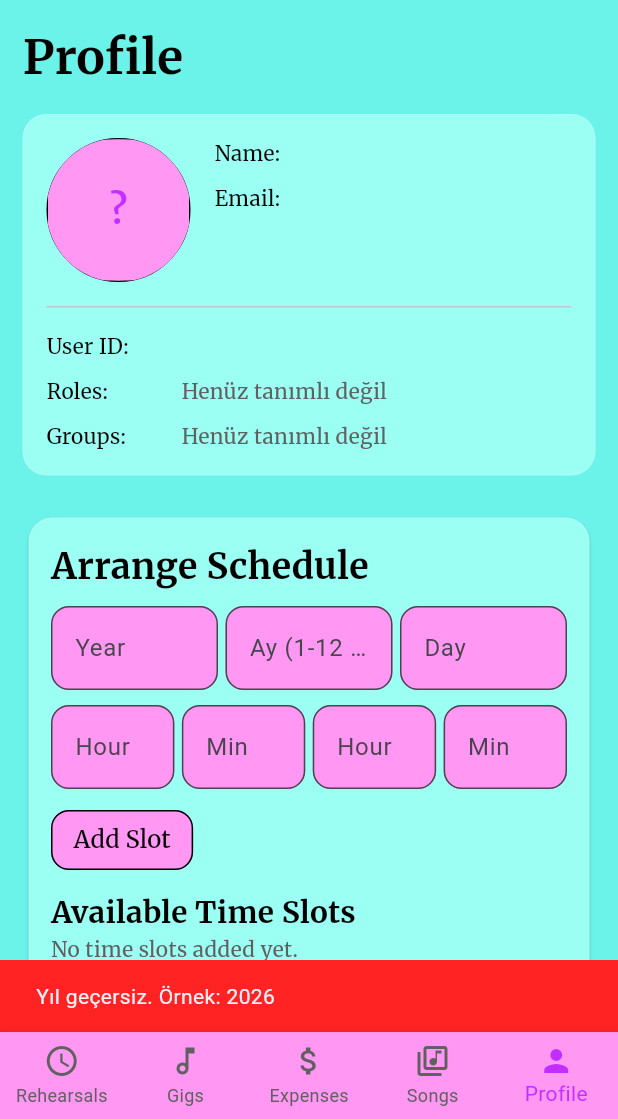
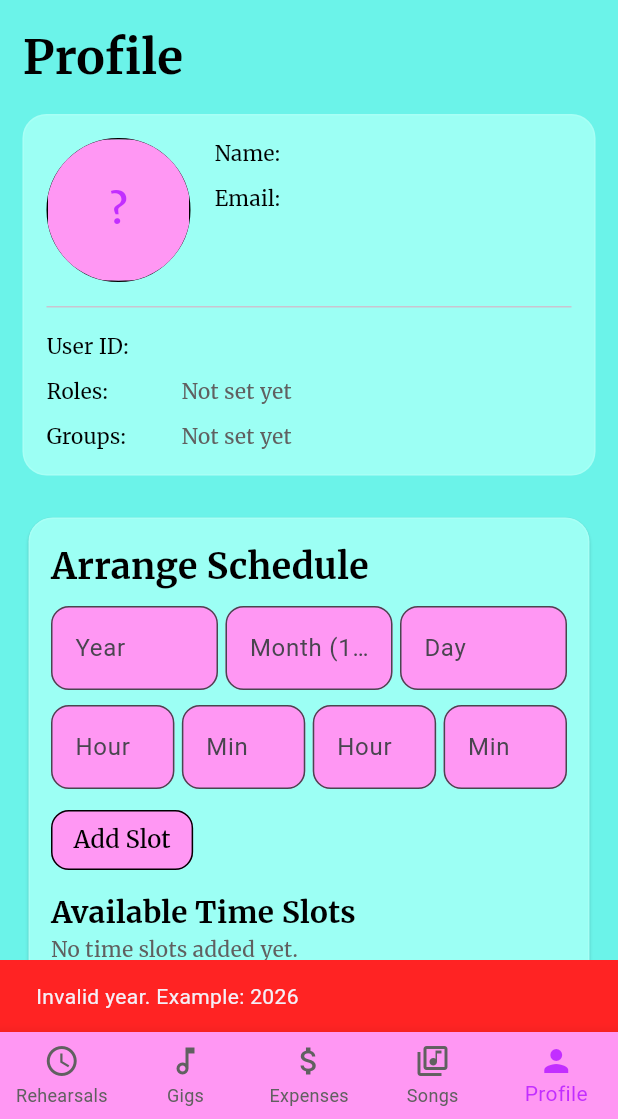
Before and after one commit to boraburgazlioglu/CS310_Group01, a Flutter app: the screen it shows once a user with an empty profile is signed in, item 5 of the bottom bar chosen, after a tap on "Add Slot", on a phone screen of 412 x 824 dp, the part 117-1236 px from its top. Run offline on Flutter 3.47's test engine with Material 3 defaults, Android fonts, the phone set to English and light mode, and no system bars; our stand-ins replace cloud_firestore, firebase_auth, firebase_core, shared_preferences; accounts and stored records are empty; network calls fail.

Commit message:
Profile UI: English for Roles/Groups placeholder, month hint, and slot errors

```diff
--- a/lib/screens/profile_page.dart
+++ b/lib/screens/profile_page.dart
@@ -236,24 +236,24 @@ class _ProfilePageState extends State<ProfilePage> {
     final endMinute = _parseWholeNumber(_endMinuteController.text);
 
     if (year == null) {
-      _showError('Yıl geçersiz. Örnek: 2026');
+      _showError('Invalid year. Example: 2026');
       return;
     }
     if (month == null) {
       _showError(
-          'Ay geçersiz. 1–12 sayı veya ay adı gir (örn. 5, January, Ocak).');
+          'Invalid month. Enter 1-12 or a month name (e.g. 5, January).');
       return;
     }
     if (day == null) {
-      _showError('Gün geçersiz. Örnek: 14');
+      _showError('Invalid day. Example: 14');
       return;
     }
     if (startHour == null || startMinute == null) {
-      _showError('Başlangıç saati/dakikası sayı olmalı (örn. 12 ve 0).');
+      _showError('Start hour and minute must be numbers (e.g. 12 and 0).');
       return;
     }
     if (endHour == null || endMinute == null) {
-      _showError('Bitiş saati/dakikası sayı olmalı (örn. 23 ve 0).');
+      _showError('End hour and minute must be numbers (e.g. 23 and 0).');
       return;
     }
 
@@ -267,7 +267,7 @@ class _ProfilePageState extends State<ProfilePage> {
 
     final uid = context.read<AuthProvider>().user?.uid;
     if (uid == null) {
-      _showError('Slot eklemek için giriş yapmalısın.');
+      _showError('You must be signed in to add a slot.');
       return;
     }
 
@@ -369,12 +369,12 @@ class _ProfilePageState extends State<ProfilePage> {
                     if (user?.uid != null) const SizedBox(height: 10),
                     _InfoRow(
                       label: 'Roles',
-                      value: 'Henüz tanımlı değil',
+                      value: 'Not set yet',
                     ),
                     const SizedBox(height: 10),
                     _InfoRow(
                       label: 'Groups',
-                      value: 'Henüz tanımlı değil',
+                      value: 'Not set yet',
                     ),
                   ],
                 ),
@@ -419,7 +419,7 @@ class _ProfilePageState extends State<ProfilePage> {
                               controller: _monthController,
                               keyboardType: TextInputType.text,
                               decoration: InputDecoration(
-                                hintText: 'Ay (1-12 veya January)',
+                                hintText: 'Month (1-12 or January)',
                                 filled: true,
                                 fillColor: AppColors.surface,
                                 border: OutlineInputBorder(
@@ -546,7 +546,7 @@ class _ProfilePageState extends State<ProfilePage> {
                         builder: (context, snapshot) {
                           if (snapshot.hasError) {
                             return Text(
-                              'Slotlar yüklenemedi: ${snapshot.error}',
+                              'Could not load slots: ${snapshot.error}',
                               style: AppTexts.bodyM.copyWith(
                                 color: AppColors.error,
                               ),
```
